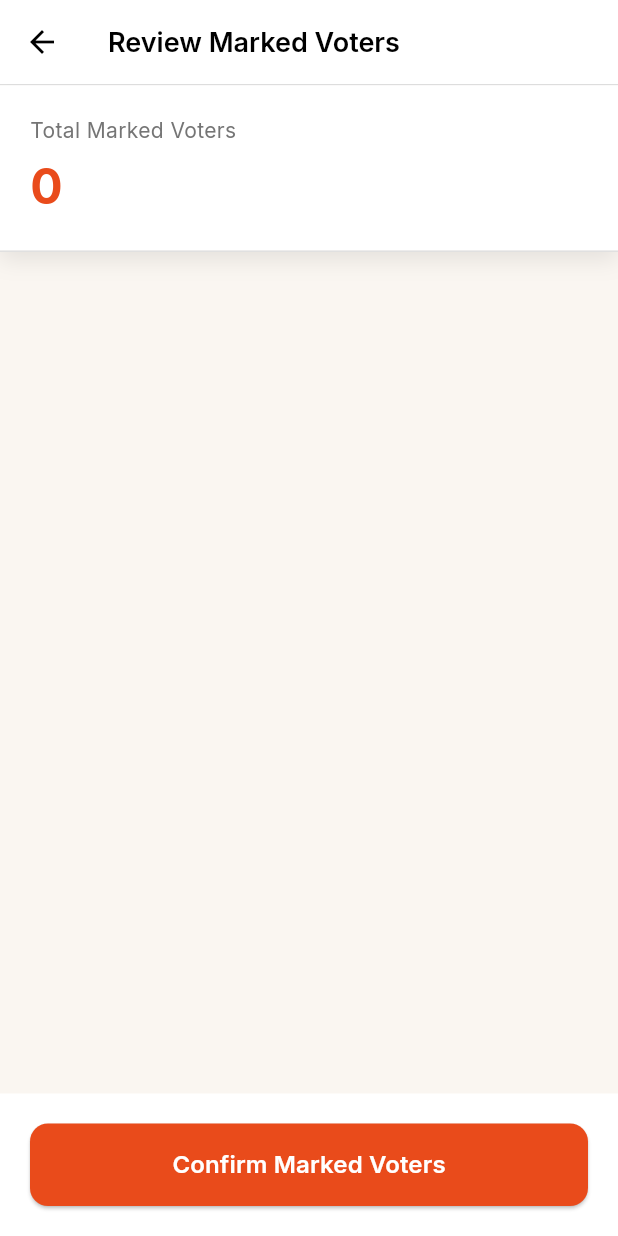
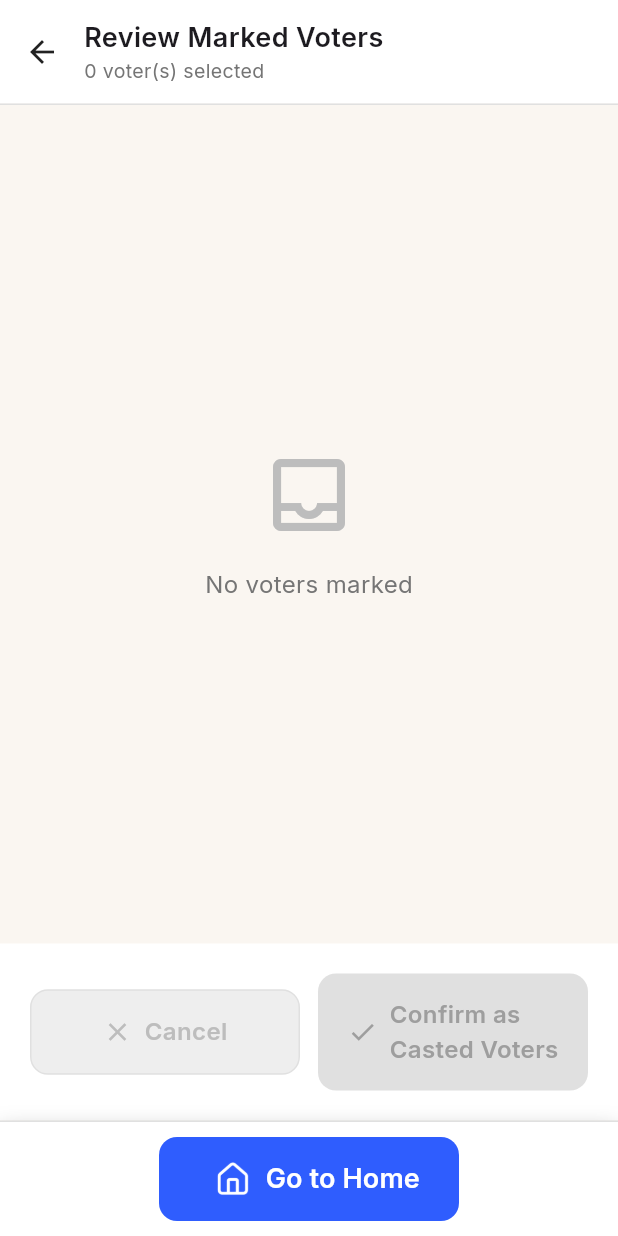
Before and after one commit to Albin2420/Election-Managment, a Flutter app: the ReviewMarkedVotersPage screen opened directly, on a phone screen of 412 x 824 dp. Run offline on Flutter 3.47's test engine with Material 3 defaults, Android fonts, the phone set to English and light mode, and no system bars; our stand-ins replace dartz, dio, flutter_easyloading, flutter_secure_storage, fluttertoast, get and 2 more; accounts and stored records are empty.

Commit message:
implemented the page cast voter half portion on 1/12/25 at 12.10 pm

```diff
--- a/lib/src/presentation/controller/CastVotes/cast_votes_controller.dart
+++ b/lib/src/presentation/controller/CastVotes/cast_votes_controller.dart
@@ -1,6 +1,7 @@
-
 import 'dart:developer';
 import 'package:get/get.dart';
+
+import '../../screens/CastVotes/pageRoute/review_marked_voters_page.dart';
 
 class VoterCastModel {
   final String id;
@@ -32,15 +33,15 @@ class CastVotesController extends GetxController {
   final List<VoterCastModel> allVoters = [
     VoterCastModel(
         id: '1',
-        name: 'John Doe',
-        houseNumber: '123',
-        electoralId: 'EL001',
+        name: 'Rajesh Kumar',
+        houseNumber: 'H-101',
+        electoralId: 'ELC001234',
         serialNumber: '001'),
     VoterCastModel(
         id: '2',
-        name: 'Jane Smith',
-        houseNumber: '456',
-        electoralId: 'EL002',
+        name: 'Priya Sharma',
+        houseNumber: 'H-101',
+        electoralId: 'ELC001235',
         serialNumber: '002'),
     VoterCastModel(
         id: '3',
@@ -54,6 +55,12 @@ class CastVotesController extends GetxController {
         houseNumber: '101',
         electoralId: 'EL004',
         serialNumber: '004'),
+    VoterCastModel(
+        id: '5',
+        name: 'Vikram Singh',
+        houseNumber: 'H-104',
+        electoralId: 'ELC001238',
+        serialNumber: '005'),
   ];
 
   @override
@@ -116,19 +123,57 @@ class CastVotesController extends GetxController {
   // Check if any voter is marked
   bool get hasMarkedVoters => votedSerials.isNotEmpty;
 
+  // Get voter details by serial number
+  VoterCastModel? getVoterBySerial(String serial) {
+    try {
+      return allVoters.firstWhere((voter) => voter.serialNumber == serial);
+    } catch (e) {
+      return null;
+    }
+  }
+
+  // Get list of marked voters
+  List<VoterCastModel> getMarkedVoters() {
+    return votedSerials
+        .map((serial) => getVoterBySerial(serial))
+        .where((voter) => voter != null)
+        .cast<VoterCastModel>()
+        .toList();
+  }
+
+  // Remove voter from marked list
+  void removeMarkedVoter(String serial) {
+    votedSerials.remove(serial);
+    log("Removed voter with serial $serial from marked list");
+  }
+
   // Navigate to review page
   void proceedToReview() {
     if (votedSerials.isEmpty) {
-      Get.snackbar(
-        'No Selection',
-        'Please mark at least one voter before proceeding',
-        snackPosition: SnackPosition.BOTTOM,
-      );
+      log("no selection,please mark atleast one voter before proceeding");
       return;
     }
 
     // Navigate to review page
-    Get.toNamed('/review-marked-voters');
-    // Or use: Get.to(() => ReviewMarkedVotersPage());
+    Get.to(() => const ReviewMarkedVotersPage());
+  }
+
+  // Cancel all marked voters
+  void cancelAllMarkedVoters() {
+    votedSerials.clear();
+    log("All marked voters cancelled");
+  }
+
+  // Confirm marked voters
+  void confirmMarkedVoters() {
+    // Here you can add API call or database save logic
+    final count = markedCount;
+
+    Get.back(); // Go back to previous page
+
+    log("Success $count voter(s) confirmed as casted voters");
+
+    // Clear the marked voters after confirmation
+    votedSerials.clear();
   }
 }
--- /dev/null
+++ b/lib/src/presentation/screens/CastVotes/pageRoute/review_marked_voters_page.dart
@@ -0,0 +1,359 @@
+import 'package:flutter/material.dart';
+import 'package:get/get.dart';
+import 'package:google_fonts/google_fonts.dart';
+import '../../../controller/CastVotes/cast_votes_controller.dart';
+import '../../../widgets/MarkVoter/go_home_button.dart';
+
+class ReviewMarkedVotersPage extends StatelessWidget {
+  const ReviewMarkedVotersPage({super.key});
+
+  @override
+  Widget build(BuildContext context) {
+    final controller = Get.find<CastVotesController>();
+
+    return Scaffold(
+      backgroundColor: const Color(0xFFFAF6F1),
+      body: Column(
+        children: [
+          // Header
+          Container(
+            color: Colors.white,
+            padding: const EdgeInsets.symmetric(horizontal: 16, vertical: 12),
+            child: SafeArea(
+              bottom: false,
+              child: Row(
+                children: [
+                  GestureDetector(
+                    onTap: () => Get.back(),
+                    child: const Icon(Icons.arrow_back, size: 24),
+                  ),
+                  const SizedBox(width: 16),
+                  Expanded(
+                    child: Column(
+                      crossAxisAlignment: CrossAxisAlignment.start,
+                      children: [
+                        Text(
+                          "Review Marked Voters",
+                          style: GoogleFonts.inter(
+                            fontSize: 18,
+                            fontWeight: FontWeight.w600,
+                          ),
+                        ),
+                        Obx(() {
+                          return Text(
+                            "${controller.markedCount} voter(s) selected",
+                            style: GoogleFonts.inter(
+                              fontSize: 13,
+                              color: Colors.grey.shade600,
+                            ),
+                          );
+                        }),
+                      ],
+                    ),
+                  ),
+                ],
+              ),
+            ),
+          ),
+
+          const Divider(height: 1, color: Color(0xFFE0E0E0)),
+
+          // List of marked voters
+          Expanded(
+            child: Obx(() {
+              final markedVoters = controller.getMarkedVoters();
+
+              if (markedVoters.isEmpty) {
+                return Center(
+                  child: Column(
+                    mainAxisAlignment: MainAxisAlignment.center,
+                    children: [
+                      Icon(
+                        Icons.inbox_outlined,
+                        size: 64,
+                        color: Colors.grey.shade400,
+                      ),
+                      const SizedBox(height: 16),
+                      Text(
+                        "No voters marked",
+                        style: GoogleFonts.inter(
+                          fontSize: 16,
+                          color: Colors.grey.shade600,
+                        ),
+                      ),
+                    ],
+                  ),
+                );
+              }
+
+              return ListView.builder(
+                padding: const EdgeInsets.all(20),
+                itemCount: markedVoters.length,
+                itemBuilder: (context, index) {
+                  final voter = markedVoters[index];
+                  return Container(
+                    margin: const EdgeInsets.only(bottom: 16),
+                    padding: const EdgeInsets.all(16),
+                    decoration: BoxDecoration(
+                      color: Colors.white,
+                      borderRadius: BorderRadius.circular(16),
+                      boxShadow: [
+                        BoxShadow(
+                          color: Colors.grey.withOpacity(0.1),
+                          blurRadius: 8,
+                          offset: const Offset(0, 2),
+                        ),
+                      ],
+                    ),
+                    child: Row(
+                      children: [
+                        // Serial Number Box
+                        Container(
+                          width: 70,
+                          height: 70,
+                          decoration: BoxDecoration(
+                            color: const Color(0xFFE94B1B),
+                            borderRadius: BorderRadius.circular(12),
+                          ),
+                          child: Center(
+                            child: Text(
+                              voter.serialNumber,
+                              style: GoogleFonts.inter(
+                                fontSize: 20,
+                                fontWeight: FontWeight.bold,
+                                color: Colors.white,
+                              ),
+                            ),
+                          ),
+                        ),
+
+                        const SizedBox(width: 16),
+
+                        // Voter Details
+                        Expanded(
+                          child: Column(
+                            crossAxisAlignment: CrossAxisAlignment.start,
+                            children: [
+                              Text(
+                                voter.name,
+                                style: GoogleFonts.inter(
+                                  fontSize: 16,
+                                  fontWeight: FontWeight.w600,
+                                ),
+                              ),
+                              const SizedBox(height: 4),
+                              Text(
+                                "Electoral ID: ${voter.electoralId}",
+                                style: GoogleFonts.inter(
+                                  fontSize: 13,
+                                  color: Colors.grey.shade600,
+                                ),
+                              ),
+                              const SizedBox(height: 2),
+                              Text(
+                                "House: ${voter.houseNumber}",
+                                style: GoogleFonts.inter(
+                                  fontSize: 13,
+                                  color: Colors.grey.shade600,
+                                ),
+                              ),
+                            ],
+                          ),
+                        ),
+
+                        // Profile Image Placeholder
+                        Container(
+                          width: 60,
+                          height: 60,
+                          decoration: BoxDecoration(
+                            color: Colors.white,
+                            borderRadius: BorderRadius.circular(30),
+                          ),
+                          child: Image.asset(
+                            'assets/images/default_profile.png',
+                            width: 60,
+                            height: 60,
+                            fit: BoxFit.contain,
+                          ),
+                        ),
+
+                        const SizedBox(width: 12),
+
+                        // Remove Button
+                        GestureDetector(
+                          onTap: () {
+                            controller.removeMarkedVoter(voter.serialNumber);
+                          },
+                          child: Container(
+                            width: 36,
+                            height: 36,
+                            decoration: BoxDecoration(
+                              color: const Color(0xFFFEE9E7),
+                              borderRadius: BorderRadius.circular(8),
+                            ),
+                            child: const Icon(
+                              Icons.close,
+                              color: Color(0xFFE94B1B),
+                              size: 20,
+                            ),
+                          ),
+                        ),
+                      ],
+                    ),
+                  );
+                },
+              );
+            }),
+          ),
+
+          // Action Buttons
+          Container(
+            color: Colors.white,
+            padding: const EdgeInsets.all(20),
+            child: Obx(() {
+              final hasVoters = controller.hasMarkedVoters;
+
+              return Row(
+                children: [
+                  // Cancel Button
+                  Expanded(
+                    child: GestureDetector(
+                      onTap: hasVoters
+                          ? () {
+                        Get.dialog(
+                          AlertDialog(
+                            shape: RoundedRectangleBorder(
+                              borderRadius: BorderRadius.circular(16),
+                            ),
+                            title: Text(
+                              "Cancel All?",
+                              style: GoogleFonts.inter(
+                                fontWeight: FontWeight.w600,
+                              ),
+                            ),
+                            content: Text(
+                              "Are you sure you want to cancel all marked voters?",
+                              style: GoogleFonts.inter(fontSize: 14),
+                            ),
+                            actions: [
+                              TextButton(
+                                onPressed: () => Get.back(),
+                                child: Text(
+                                  "No",
+                                  style: GoogleFonts.inter(
+                                    color: Colors.grey.shade600,
+                                  ),
+                                ),
+                              ),
+                              TextButton(
+                                onPressed: () {
+                                  Get.back(); // Close dialog
+                                  controller.cancelAllMarkedVoters();
+                                  Get.back(); // Go back to cast votes page
+                                },
+                                child: Text(
+                                  "Yes, Cancel",
+                                  style: GoogleFonts.inter(
+                                    color: const Color(0xFFE94B1B),
+                                    fontWeight: FontWeight.w600,
+                                  ),
+                                ),
+                              ),
+                            ],
+                          ),
+                        );
+                      }
+                          : null,
+                      child: Container(
+                        padding: const EdgeInsets.symmetric(vertical: 16),
+                        decoration: BoxDecoration(
+                          color: hasVoters
+                              ? Colors.white
+                              : Colors.grey.shade200,
+                          borderRadius: BorderRadius.circular(12),
+                          border: Border.all(
+                            color: hasVoters
+                                ? Colors.grey.shade300
+                                : Colors.grey.shade300,
+                          ),
+                        ),
+                        child: Row(
+                          mainAxisAlignment: MainAxisAlignment.center,
+                          children: [
+                            Icon(
+                              Icons.close,
+                              color: hasVoters
+                                  ? Colors.black87
+                                  : Colors.grey.shade400,
+                              size: 20,
+                            ),
+                            const SizedBox(width: 8),
+                            Text(
+                              "Cancel",
+                              style: GoogleFonts.inter(
+                                fontSize: 16,
+                                fontWeight: FontWeight.w600,
+                                color: hasVoters
+                                    ? Colors.black87
+                                    : Colors.grey.shade400,
+                              ),
+                            ),
+                          ],
+                        ),
+                      ),
+                    ),
+                  ),
+
+                  const SizedBox(width: 12),
+
+                  // Confirm Button
+                  Expanded(
+                    flex: 1,
+                    child: GestureDetector(
+                      onTap: hasVoters
+                          ? () {
+                        controller.confirmMarkedVoters();
+                      }
+                          : null,
+                      child: Container(
+                        padding: const EdgeInsets.symmetric(vertical: 16),
+                        decoration: BoxDecoration(
+                          color: hasVoters
+                              ? const Color(0xFF4CAF50)
+                              : Colors.grey.shade300,
+                          borderRadius: BorderRadius.circular(12),
+                        ),
+                        child: Row(
+                          mainAxisAlignment: MainAxisAlignment.center,
+                          children: [
+                            Icon(
+                              Icons.check,
+                              color: hasVoters ? Colors.white : Colors.grey.shade500,
+                              size: 20,
+                            ),
+                            const SizedBox(width: 8),
+                            Text(
+                              "Confirm as\nCasted Voters",
+                              style: GoogleFonts.inter(
+                                fontSize: 16,
+                                fontWeight: FontWeight.w600,
+                                color: hasVoters ? Colors.white : Colors.grey.shade500,
+                              ),
+                            ),
+                          ],
+                        ),
+                      ),
+                    ),
+                  ),
+                ],
+              );
+            }),
+          ),
+
+          // Go Home Button
+          const GoHomeButton(),
+        ],
+      ),
+    );
+  }
+}
--- a/lib/src/presentation/screens/CastVotes/review_marked_voters_page.dart
+++ /dev/null
@@ -1,178 +0,0 @@
-import 'package:flutter/material.dart';
-import 'package:get/get.dart';
-import 'package:google_fonts/google_fonts.dart';
-import '../../controller/CastVotes/cast_votes_controller.dart';
-
-class ReviewMarkedVotersPage extends StatelessWidget {
-  const ReviewMarkedVotersPage({super.key});
-
-  @override
-  Widget build(BuildContext context) {
-    final controller = Get.find<CastVotesController>();
-
-    return Scaffold(
-      backgroundColor: const Color(0xFFFAF6F1),
-      appBar: AppBar(
-        backgroundColor: Colors.white,
-        elevation: 0,
-        leading: IconButton(
-          icon: const Icon(Icons.arrow_back, color: Colors.black),
-          onPressed: () => Get.back(),
-        ),
-        title: Text(
-          "Review Marked Voters",
-          style: GoogleFonts.inter(
-            fontSize: 18,
-            fontWeight: FontWeight.w600,
-            color: Colors.black,
-          ),
-        ),
-      ),
-      body: Obx(() {
-        return Column(
-          children: [
-            const Divider(height: 1, color: Color(0xFFE0E0E0)),
-
-            // Summary section
-            Container(
-              width: double.infinity,
-              padding: const EdgeInsets.all(20),
-              color: Colors.white,
-              decoration: BoxDecoration(
-                color: Colors.white,
-                boxShadow: [
-                  BoxShadow(
-                    color: Colors.black.withOpacity(0.09),
-                    blurRadius: 12,
-                    offset: const Offset(0, 6),
-                  ),
-                ],
-              ),
-              child: Column(
-                crossAxisAlignment: CrossAxisAlignment.start,
-                children: [
-                  Text(
-                    "Total Marked Voters",
-                    style: GoogleFonts.inter(
-                      fontSize: 14,
-                      color: Colors.grey.shade600,
-                    ),
-                  ),
-                  const SizedBox(height: 4),
-                  Text(
-                    "${controller.markedCount}",
-                    style: GoogleFonts.inter(
-                      fontSize: 32,
-                      fontWeight: FontWeight.bold,
-                      color: const Color(0xFFE94B1B),
-                    ),
-                  ),
-                ],
-              ),
-            ),
-
-            const Divider(height: 1, color: Color(0xFFE0E0E0)),
-
-            // List of marked serial numbers
-            Expanded(
-              child: ListView.builder(
-                padding: const EdgeInsets.all(20),
-                itemCount: controller.votedSerials.length,
-                itemBuilder: (context, index) {
-                  final serial = controller.votedSerials[index];
-                  return Container(
-                    margin: const EdgeInsets.only(bottom: 12),
-                    padding: const EdgeInsets.all(16),
-                    decoration: BoxDecoration(
-                      color: Colors.white,
-                      borderRadius: BorderRadius.circular(12),
-                      boxShadow: [
-                        BoxShadow(
-                          color: Colors.grey.withOpacity(0.08),
-                          blurRadius: 8,
-                          offset: const Offset(0, 2),
-                        ),
-                      ],
-                    ),
-                    child: Row(
-                      children: [
-                        Container(
-                          width: 40,
-                          height: 40,
-                          decoration: BoxDecoration(
-                            color: const Color(0xFFFEEDD5),
-                            borderRadius: BorderRadius.circular(8),
-                          ),
-                          child: Center(
-                            child: Text(
-                              serial,
-                              style: GoogleFonts.inter(
-                                fontSize: 14,
-                                fontWeight: FontWeight.w600,
-                                color: const Color(0xFFE94B1B),
-                              ),
-                            ),
-                          ),
-                        ),
-                        const SizedBox(width: 16),
-                        Expanded(
-                          child: Text(
-                            "Serial Number: $serial",
-                            style: GoogleFonts.inter(
-                              fontSize: 14,
-                              fontWeight: FontWeight.w500,
-                            ),
-                          ),
-                        ),
-                        Icon(
-                          Icons.check_circle,
-                          color: const Color(0xFFE94B1B),
-                          size: 24,
-                        ),
-                      ],
-                    ),
-                  );
-                },
-              ),
-            ),
-
-            // Confirm button
-            Container(
-              width: double.infinity,
-              padding: const EdgeInsets.all(20),
-              color: Colors.white,
-              child: ElevatedButton(
-                onPressed: () {
-                  // Handle confirmation logic here
-                  Get.back();
-                  Get.snackbar(
-                    'Success',
-                    '${controller.markedCount} voters marked successfully',
-                    snackPosition: SnackPosition.BOTTOM,
-                    backgroundColor: const Color(0xFFE94B1B),
-                    colorText: Colors.white,
-                  );
-                },
-                style: ElevatedButton.styleFrom(
-                  backgroundColor: const Color(0xFFE94B1B),
-                  padding: const EdgeInsets.symmetric(vertical: 16),
-                  shape: RoundedRectangleBorder(
-                    borderRadius: BorderRadius.circular(12),
-                  ),
-                ),
-                child: Text(
-                  "Confirm Marked Voters",
-                  style: GoogleFonts.inter(
-                    fontSize: 16,
-                    fontWeight: FontWeight.w600,
-                    color: Colors.white,
-                  ),
-                ),
-              ),
-            ),
-          ],
-        );
-      }),
-    );
-  }
-}
--- a/lib/src/presentation/widgets/MarkVoter/go_home_button.dart
+++ b/lib/src/presentation/widgets/MarkVoter/go_home_button.dart
@@ -2,6 +2,8 @@ import 'dart:developer';
 import 'package:flutter/material.dart';
 import 'package:get/get.dart';
 import 'package:google_fonts/google_fonts.dart';
+
+import '../../screens/Homescreen/home_screen.dart';
 
 class GoHomeButton extends StatelessWidget {
   const GoHomeButton({super.key});
@@ -33,7 +35,7 @@ class GoHomeButton extends StatelessWidget {
           child: ElevatedButton(
             onPressed: () {
               log("go to home button clicked");
-              Get.back();
+              Get.to(() => HomeScreen());
             },
             style: ElevatedButton.styleFrom(
               backgroundColor: const Color(0xFF2F5DFE),
```
Also changed, not shown: lib/src/presentation/widgets/CastVotes/cast_voter_header.dart (+0 -103 lines), assets/images/default_profile.png (added).
